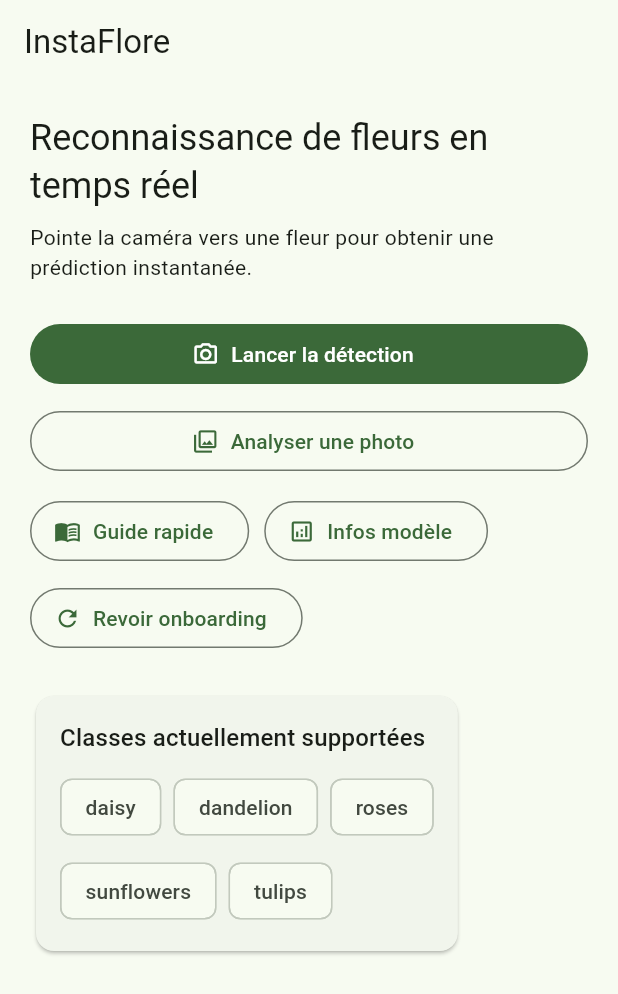
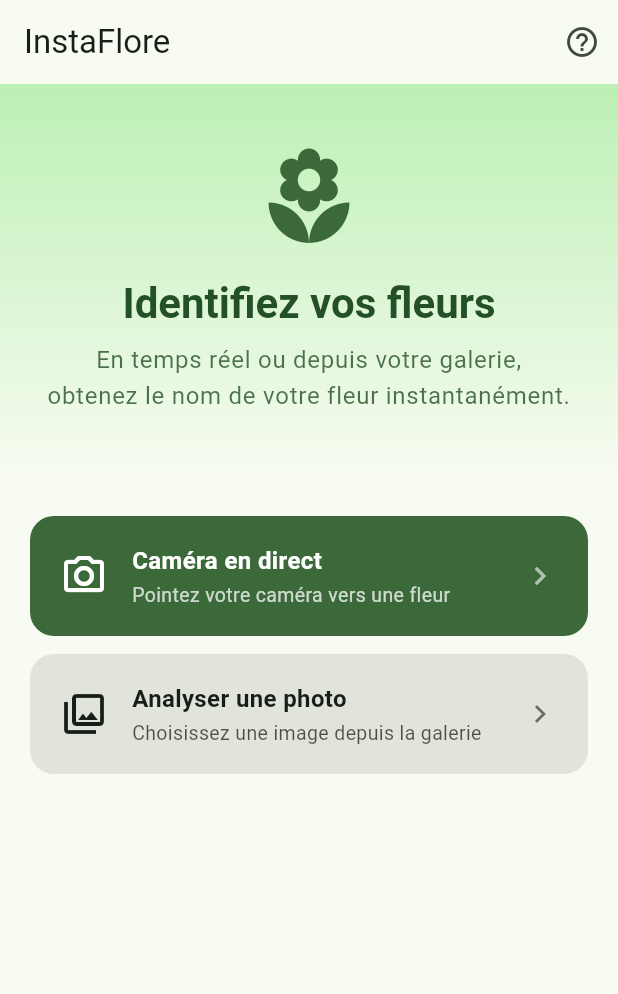
Before and after one commit to lotfi8rbh/instaFlore, a Flutter app: the HomePage screen opened directly, on a phone screen of 412 x 824 dp. Shown: the top 994 px of the screen. Run offline on Flutter 3.47's test engine with Material 3 defaults, Android fonts, the phone set to English and light mode, and no system bars; our stand-ins replace camera, image_picker, permission_handler, shared_preferences; missing offline and left inert: tflite_flutter; accounts and stored records are empty.

Commit message:
feat: polish UI to commercial grade
- HomePage: hero section with gradient, card-based actions, remove technical widgets
- FlowerDetectionPage: full-screen camera, gradient overlay, confidence bar, remove latency/threshold
- PhotoDetectionPage: larger image area, tap-to-pick, cleaner result card, remove threshold/latency
- OnboardingPage: remove technical jargon, user-friendly copy

```diff
--- a/lib/features/home/presentation/home_page.dart
+++ b/lib/features/home/presentation/home_page.dart
@@ -8,109 +8,97 @@ import '../../photo_detection/presentation/photo_detection_page.dart';
 class HomePage extends StatelessWidget {
   const HomePage({super.key});
 
-  static const List<String> _supportedClasses = <String>[
-    'daisy',
-    'dandelion',
-    'roses',
-    'sunflowers',
-    'tulips',
-  ];
-
   @override
   Widget build(BuildContext context) {
+    final ColorScheme colors = Theme.of(context).colorScheme;
+
     return Scaffold(
       appBar: AppBar(
         title: const Text('InstaFlore'),
+        actions: <Widget>[
+          IconButton(
+            icon: const Icon(Icons.help_outline),
+            tooltip: 'Comment ça marche ?',
+            onPressed: () => _showHowItWorks(context),
+          ),
+        ],
       ),
       body: SingleChildScrollView(
-        padding: const EdgeInsets.all(20),
         child: Column(
-          crossAxisAlignment: CrossAxisAlignment.start,
+          crossAxisAlignment: CrossAxisAlignment.stretch,
           children: <Widget>[
+            // Hero
+            Container(
+              padding: const EdgeInsets.fromLTRB(24, 40, 24, 40),
+              decoration: BoxDecoration(
+                gradient: LinearGradient(
+                  colors: <Color>[
+                    colors.primaryContainer,
+                    colors.surface,
+                  ],
+                  begin: Alignment.topCenter,
+                  end: Alignment.bottomCenter,
+                ),
+              ),
+              child: Column(
+                children: <Widget>[
+                  Icon(
+                    Icons.local_florist,
+                    size: 72,
+                    color: colors.primary,
+                  ),
+                  const SizedBox(height: 16),
                   Text(
-              'Reconnaissance de fleurs en temps réel',
-              style: Theme.of(context).textTheme.headlineSmall,
+                    'Identifiez vos fleurs',
+                    textAlign: TextAlign.center,
+                    style: Theme.of(context).textTheme.headlineMedium?.copyWith(
+                          fontWeight: FontWeight.bold,
+                          color: colors.onPrimaryContainer,
+                        ),
                   ),
                   const SizedBox(height: 8),
                   Text(
-              'Pointe la caméra vers une fleur pour obtenir une prédiction instantanée.',
-              style: Theme.of(context).textTheme.bodyMedium,
+                    'En temps réel ou depuis votre galerie,\nobtenez le nom de votre fleur instantanément.',
+                    textAlign: TextAlign.center,
+                    style: Theme.of(context).textTheme.bodyLarge?.copyWith(
+                          color: colors.onPrimaryContainer.withOpacity(0.8),
                         ),
-            const SizedBox(height: 24),
-            SizedBox(
-              width: double.infinity,
-              child: FilledButton.icon(
-                onPressed: () {
-                  Navigator.of(context).push(
+                  ),
+                ],
+              ),
+            ),
+
+            // Actions
+            Padding(
+              padding: const EdgeInsets.fromLTRB(20, 28, 20, 0),
+              child: Column(
+                crossAxisAlignment: CrossAxisAlignment.stretch,
+                children: <Widget>[
+                  _ActionCard(
+                    icon: Icons.camera_alt_outlined,
+                    title: 'Caméra en direct',
+                    subtitle: 'Pointez votre caméra vers une fleur',
+                    onTap: () => Navigator.of(context).push(
                       MaterialPageRoute<void>(
                         builder: (_) => const FlowerDetectionPage(),
                       ),
-                  );
-                },
-                icon: const Icon(Icons.camera_alt_outlined),
-                label: const Text('Lancer la détection'),
                     ),
+                    filled: true,
                   ),
-            const SizedBox(height: 10),
-            SizedBox(
-              width: double.infinity,
-              child: OutlinedButton.icon(
-                onPressed: () {
-                  Navigator.of(context).push(
+                  const SizedBox(height: 12),
+                  _ActionCard(
+                    icon: Icons.photo_library_outlined,
+                    title: 'Analyser une photo',
+                    subtitle: 'Choisissez une image depuis la galerie',
+                    onTap: () => Navigator.of(context).push(
                       MaterialPageRoute<void>(
                         builder: (_) => const PhotoDetectionPage(),
                       ),
-                  );
-                },
-                icon: const Icon(Icons.photo_library_outlined),
-                label: const Text('Analyser une photo'),
                     ),
+                    filled: false,
                   ),
-            const SizedBox(height: 12),
-            Wrap(
-              spacing: 10,
-              runSpacing: 10,
-              children: <Widget>[
-                OutlinedButton.icon(
-                  onPressed: () => _showQuickGuide(context),
-                  icon: const Icon(Icons.menu_book_outlined),
-                  label: const Text('Guide rapide'),
-                ),
-                OutlinedButton.icon(
-                  onPressed: () => _showModelInfo(context),
-                  icon: const Icon(Icons.analytics_outlined),
-                  label: const Text('Infos modèle'),
-                ),
-                OutlinedButton.icon(
-                  onPressed: () => _restartOnboarding(context),
-                  icon: const Icon(Icons.refresh_outlined),
-                  label: const Text('Revoir onboarding'),
-                ),
+                  const SizedBox(height: 32),
                 ],
-            ),
-            const SizedBox(height: 24),
-            Card(
-              child: Padding(
-                padding: const EdgeInsets.all(16),
-                child: Column(
-                  crossAxisAlignment: CrossAxisAlignment.start,
-                  children: <Widget>[
-                    Text(
-                      'Classes actuellement supportées',
-                      style: Theme.of(context).textTheme.titleMedium,
-                    ),
-                    const SizedBox(height: 10),
-                    Wrap(
-                      spacing: 8,
-                      runSpacing: 8,
-                      children: _supportedClasses
-                          .map(
-                            (String label) => Chip(label: Text(label)),
-                          )
-                          .toList(growable: false),
-                    ),
-                  ],
-                ),
               ),
             ),
           ],
@@ -119,66 +107,183 @@ class HomePage extends StatelessWidget {
     );
   }
 
-  void _showQuickGuide(BuildContext context) {
+  void _showHowItWorks(BuildContext context) {
     showModalBottomSheet<void>(
       context: context,
-      builder: (BuildContext context) {
+      shape: const RoundedRectangleBorder(
+        borderRadius: BorderRadius.vertical(top: Radius.circular(20)),
+      ),
+      builder: (BuildContext ctx) {
         return Padding(
-          padding: const EdgeInsets.fromLTRB(20, 16, 20, 24),
+          padding: const EdgeInsets.fromLTRB(24, 20, 24, 32),
           child: Column(
             mainAxisSize: MainAxisSize.min,
             crossAxisAlignment: CrossAxisAlignment.start,
-            children: const <Widget>[
+            children: <Widget>[
+              Center(
+                child: Container(
+                  width: 40,
+                  height: 4,
+                  decoration: BoxDecoration(
+                    color: Theme.of(ctx).colorScheme.outlineVariant,
+                    borderRadius: BorderRadius.circular(2),
+                  ),
+                ),
+              ),
+              const SizedBox(height: 20),
               Text(
-                'Guide rapide',
-                style: TextStyle(fontSize: 18, fontWeight: FontWeight.w600),
+                'Comment ça marche ?',
+                style: Theme.of(ctx).textTheme.titleLarge?.copyWith(
+                      fontWeight: FontWeight.bold,
                     ),
-              SizedBox(height: 10),
-              Text('1. Place la fleur au centre de la caméra.'),
-              SizedBox(height: 6),
-              Text('2. Évite le contre-jour, privilégie une bonne lumière.'),
-              SizedBox(height: 6),
-              Text('3. Vérifie la confiance; si faible, rapproche la caméra.'),
+              ),
+              const SizedBox(height: 16),
+              const _HowItWorksStep(
+                number: '1',
+                text: 'Choisissez le mode caméra ou galerie.',
+              ),
+              const SizedBox(height: 10),
+              const _HowItWorksStep(
+                number: '2',
+                text: 'Cadrez bien la fleur, en lumière naturelle de préférence.',
+              ),
+              const SizedBox(height: 10),
+              const _HowItWorksStep(
+                number: '3',
+                text: 'Le nom de la fleur s\'affiche automatiquement.',
+              ),
+              const SizedBox(height: 20),
+              SizedBox(
+                width: double.infinity,
+                child: TextButton(
+                  onPressed: () async {
+                    Navigator.of(ctx).pop();
+                    final SharedPreferences prefs =
+                        await SharedPreferences.getInstance();
+                    await prefs.setBool(
+                        OnboardingPage.completedKey, false);
+                    if (!context.mounted) return;
+                    Navigator.of(context).pushReplacement(
+                      MaterialPageRoute<void>(
+                        builder: (_) => const OnboardingPage(),
+                      ),
+                    );
+                  },
+                  child: const Text('Revoir l\'introduction'),
+                ),
+              ),
             ],
           ),
         );
       },
     );
   }
+}
 
-  void _showModelInfo(BuildContext context) {
-    showDialog<void>(
-      context: context,
-      builder: (BuildContext context) {
-        return AlertDialog(
-          title: const Text('Informations modèle'),
-          content: const Text(
-            'Le modèle est optimisé pour la reconnaissance temps réel de 5 classes de fleurs.\n\n'
-            'Conseil: privilégie une bonne lumière et une fleur bien centrée pour améliorer la fiabilité.',
+class _ActionCard extends StatelessWidget {
+  const _ActionCard({
+    required this.icon,
+    required this.title,
+    required this.subtitle,
+    required this.onTap,
+    required this.filled,
+  });
+
+  final IconData icon;
+  final String title;
+  final String subtitle;
+  final VoidCallback onTap;
+  final bool filled;
+
+  @override
+  Widget build(BuildContext context) {
+    final ColorScheme colors = Theme.of(context).colorScheme;
+
+    final Color bg =
+        filled ? colors.primary : colors.surfaceContainerHighest;
+    final Color fg = filled ? colors.onPrimary : colors.onSurface;
+
+    return Material(
+      color: bg,
+      borderRadius: BorderRadius.circular(16),
+      child: InkWell(
+        onTap: onTap,
+        borderRadius: BorderRadius.circular(16),
+        child: Padding(
+          padding: const EdgeInsets.symmetric(horizontal: 20, vertical: 18),
+          child: Row(
+            children: <Widget>[
+              Icon(icon, size: 32, color: fg),
+              const SizedBox(width: 16),
+              Expanded(
+                child: Column(
+                  crossAxisAlignment: CrossAxisAlignment.start,
+                  children: <Widget>[
+                    Text(
+                      title,
+                      style: TextStyle(
+                        fontSize: 16,
+                        fontWeight: FontWeight.w600,
+                        color: fg,
                       ),
-          actions: <Widget>[
-            TextButton(
-              onPressed: () => Navigator.of(context).pop(),
-              child: const Text('Fermer'),
+                    ),
+                    const SizedBox(height: 2),
+                    Text(
+                      subtitle,
+                      style: TextStyle(
+                        fontSize: 13,
+                        color: fg.withOpacity(0.75),
+                      ),
                     ),
                   ],
-        );
-      },
-    );
-  }
-
-  Future<void> _restartOnboarding(BuildContext context) async {
-    final SharedPreferences preferences = await SharedPreferences.getInstance();
-    await preferences.setBool(OnboardingPage.completedKey, false);
-
-    if (!context.mounted) {
-      return;
-    }
-
-    Navigator.of(context).pushReplacement(
-      MaterialPageRoute<void>(
-        builder: (_) => const OnboardingPage(),
+                ),
+              ),
+              Icon(Icons.chevron_right, color: fg.withOpacity(0.6)),
+            ],
+          ),
+        ),
       ),
     );
   }
 }
+
+class _HowItWorksStep extends StatelessWidget {
+  const _HowItWorksStep({required this.number, required this.text});
+
+  final String number;
+  final String text;
+
+  @override
+  Widget build(BuildContext context) {
+    final ColorScheme colors = Theme.of(context).colorScheme;
+
+    return Row(
+      crossAxisAlignment: CrossAxisAlignment.start,
+      children: <Widget>[
+        Container(
+          width: 28,
+          height: 28,
+          alignment: Alignment.center,
+          decoration: BoxDecoration(
+            color: colors.primaryContainer,
+            shape: BoxShape.circle,
+          ),
+          child: Text(
+            number,
+            style: TextStyle(
+              fontWeight: FontWeight.bold,
+              color: colors.onPrimaryContainer,
+            ),
+          ),
+        ),
+        const SizedBox(width: 12),
+        Expanded(
+          child: Padding(
+            padding: const EdgeInsets.only(top: 4),
+            child: Text(text, style: Theme.of(context).textTheme.bodyMedium),
+          ),
+        ),
+      ],
+    );
+  }
+}
--- a/lib/features/onboarding/presentation/onboarding_page.dart
+++ b/lib/features/onboarding/presentation/onboarding_page.dart
@@ -20,19 +20,19 @@ class _OnboardingPageState extends State<OnboardingPage> {
     _OnboardingData(
       title: 'Bienvenue sur InstaFlore',
       description:
-          'Cette application reconnaît les fleurs en temps réel depuis la caméra de ton téléphone.',
+          'Identifiez instantanément vos fleurs grâce à l\'intelligence artificielle, directement depuis votre téléphone.',
       icon: Icons.local_florist_outlined,
     ),
     _OnboardingData(
-      title: 'Détection en direct',
+      title: 'Deux modes au choix',
       description:
-          'Lance la caméra, pointe une fleur, puis lis la classe prédite, la confiance et la latence.',
+          'Utilisez la caméra en temps réel ou importez une photo depuis votre galerie pour identifier une fleur.',
       icon: Icons.camera_alt_outlined,
     ),
     _OnboardingData(
-      title: 'Conseils de précision',
+      title: 'Conseils pour de bons résultats',
       description:
-          'Pour de meilleurs résultats: bonne lumière, fleur centrée, et distance stable.',
+          'Cadrez bien la fleur au centre, en pleine lumière naturelle et à une distance de 20 à 40 cm.',
       icon: Icons.tips_and_updates_outlined,
     ),
   ];
```
Also changed, not shown: lib/features/flower_detection/presentation/flower_detection_page.dart (+133 -79 lines), lib/features/photo_detection/presentation/photo_detection_page.dart (+84 -69 lines). Lines whose indentation alone changed are shown as unchanged.
